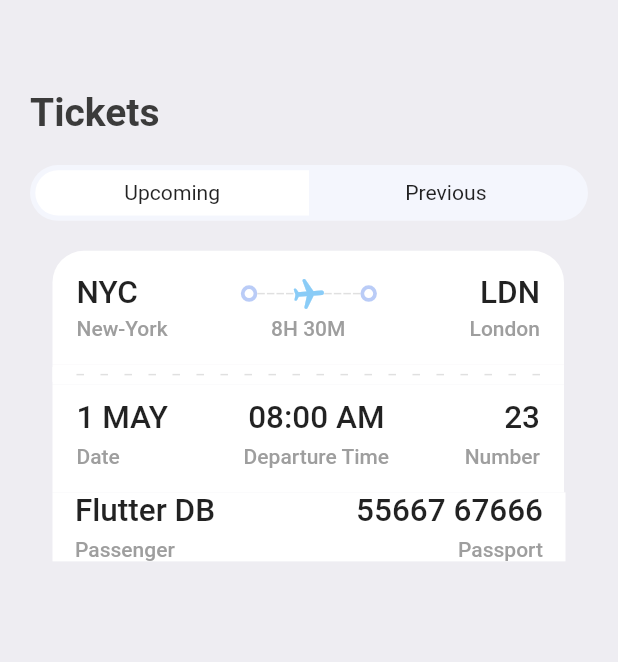
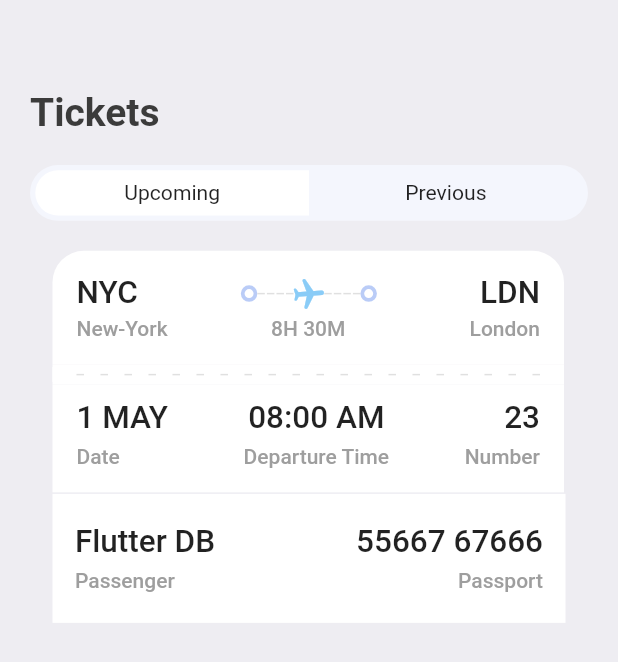
Before and after one commit to theclassical-dev/flutter-ticketTest, a Flutter app: the TicketScreen screen opened directly, on a phone screen of 412 x 824 dp. Shown: the top 662 px of the screen. Run offline on Flutter 3.47's test engine with Material 2 defaults, Android fonts, the phone set to English and light mode, and no system bars; our stand-ins replace fluentui_icons, gap, get.

Commit message:
applayoutbuilderwidget added for code reuseable purpose

```diff
--- a/lib/screens/tick_view.dart
+++ b/lib/screens/tick_view.dart
@@ -5,6 +5,8 @@ import 'package:get/get.dart';
 import 'package:ticktest/utils/app_layout.dart';
 import 'package:ticktest/utils/app_styles.dart';
 import 'package:ticktest/widgets/thick_container.dart';
+
+import '../widgets/column_layout.dart';
 
 class TickView extends StatelessWidget {
   final Map<String, dynamic> ticket;
@@ -199,56 +201,23 @@ class TickView extends StatelessWidget {
                     mainAxisAlignment: MainAxisAlignment.spaceBetween,
                     children: [
                       //first column
-                      Column(
-                        crossAxisAlignment: CrossAxisAlignment.start,
-                        children: [
-                          Text(
-                            ticket['date'],
-                            style: isColor==null ?  Styles.headLineStyle3
-                                .copyWith(color: Colors.white) : Styles.headLineStyle3,
-                          ),
-                          const Gap(5),
-                          Text(
-                            "Date",
-                            style: isColor==null ?  Styles.headLineStyle4
-                                .copyWith(color: Colors.white) : Styles.headLineStyle4,
-                          )
-                        ],
+                      AppColumnLayout(
+                        firstText:  ticket['date'], secondText: "Date",
+                        alignment: CrossAxisAlignment.start, isColor:false,
                       ),
+
                       //second column
-                      Column(
-                        crossAxisAlignment: CrossAxisAlignment.center,
-                        children: [
-                          Text(
-                            ticket['departure_time'],
-                            style: isColor==null ?  Styles.headLineStyle3
-                                .copyWith(color: Colors.white) : Styles.headLineStyle3,
-                          ),
-                          const Gap(5),
-                          Text(
-                            "Departure Time",
-                            style: isColor==null ?  Styles.headLineStyle4
-                                .copyWith(color: Colors.white) : Styles.headLineStyle4,
-                          )
-                        ],
+                      AppColumnLayout(
+                        firstText:  ticket['departure_time'], secondText: "Departure Time",
+                        alignment: CrossAxisAlignment.center, isColor: false,
                       ),
+
                       //third column
-                      Column(
-                        crossAxisAlignment: CrossAxisAlignment.end,
-                        children: [
-                          Text(
-                            ticket['number'].toString(),
-                            style: isColor==null ?  Styles.headLineStyle3
-                                .copyWith(color: Colors.white) : Styles.headLineStyle3,
-                          ),
-                          const Gap(5),
-                          Text(
-                            "Number",
-                            style: isColor==null ?  Styles.headLineStyle4
-                                .copyWith(color: Colors.white) : Styles.headLineStyle4,
-                          )
-                        ],
-                      )
+                      AppColumnLayout(
+                        firstText:  ticket['number'].toString(), secondText: "Number",
+                        alignment: CrossAxisAlignment.end, isColor: false,
+                      ),
+
                     ],
                   )
                 ],
--- a/lib/screens/ticket_screen.dart
+++ b/lib/screens/ticket_screen.dart
@@ -31,17 +31,18 @@ class TicketScreen extends StatelessWidget {
                 padding: EdgeInsets.only(left: AppLayout.getHeight(15)),
                 child: TickView(ticket: ticketList[0], isColor: true,),
               ),
+              const SizedBox(height: 1),
               Container(
                 color: Colors.white,
-                padding: EdgeInsets.symmetric(horizontal: AppLayout.getHeight(15)),
+                padding: EdgeInsets.symmetric(horizontal: AppLayout.getWidth(15), vertical: AppLayout.getHeight(20)),
                 margin: EdgeInsets.symmetric(horizontal: AppLayout.getHeight(15)),
                 child: Column(
                   children: [
                     Row(
                       mainAxisAlignment: MainAxisAlignment.spaceBetween,
                       children: const [
-                        AppColumnLayout(firstText: "Flutter DB", secondText: "Passenger", alignment: CrossAxisAlignment.start,),
-                        AppColumnLayout(firstText: "55667 67666", secondText: "Passport", alignment: CrossAxisAlignment.end,)
+                        AppColumnLayout(firstText: "Flutter DB", secondText: "Passenger", alignment: CrossAxisAlignment.start, isColor: false,),
+                        AppColumnLayout(firstText: "55667 67666", secondText: "Passport", alignment: CrossAxisAlignment.end, isColor: false,)
 
                       ],
                     )
--- a/lib/widgets/column_layout.dart
+++ b/lib/widgets/column_layout.dart
@@ -1,4 +1,5 @@
 import 'package:flutter/cupertino.dart';
+import 'package:flutter/material.dart';
 import 'package:gap/gap.dart';
 
 import '../utils/app_layout.dart';
@@ -8,16 +9,17 @@ class AppColumnLayout extends StatelessWidget {
   final CrossAxisAlignment alignment;
   final String firstText ;
   final String secondText;
-  const AppColumnLayout({Key? key, required this.firstText, required this.secondText, required this.alignment}) : super(key: key);
+  final bool? isColor;
+  const AppColumnLayout({Key? key, required this.firstText, required this.secondText, required this.alignment, this.isColor}) : super(key: key);
 
   @override
   Widget build(BuildContext context) {
     return Column(
       crossAxisAlignment: alignment,
       children: [
-        Text(firstText, style: Styles.headLineStyle3,),
+        Text(firstText, style: isColor==null ?  Styles.headLineStyle3.copyWith(color: Colors.white) : Styles.headLineStyle3,),
         Gap(AppLayout.getHeight(5)),
-        Text(secondText, style: Styles.headLineStyle4,),
+        Text(secondText, style: isColor==null ?  Styles.headLineStyle4.copyWith(color: Colors.white) : Styles.headLineStyle4,),
       ],
     );
   }
--- /dev/null
+++ b/lib/widgets/layout_builder_widget.dart
@@ -0,0 +1,37 @@
+import 'package:flutter/cupertino.dart';
+import 'package:flutter/material.dart';
+
+import '../utils/app_layout.dart';
+
+class AppLayoutBuilderWidget extends StatelessWidget {
+  final bool? isColor;
+  const AppLayoutBuilderWidget({Key? key, this.isColor}) : super(key: key);
+
+  @override
+  Widget build(BuildContext context) {
+    return LayoutBuilder(
+      builder: (BuildContext context,
+          BoxConstraints constraints) {
+        print(
+            "the width is ${constraints.constrainWidth()}");
+        return Flex(
+          direction: Axis.horizontal,
+          mainAxisAlignment:
+          MainAxisAlignment.spaceBetween,
+          mainAxisSize: MainAxisSize.max,
+          children: List.generate(
+              (constraints.constrainWidth() / 6)
+                  .floor(),
+                  (index) => SizedBox(
+                width: AppLayout.getWidth(5),
+                height: AppLayout.getHeight(1),
+                child: DecoratedBox(
+                  decoration: BoxDecoration(
+                      color: isColor==null ? Colors.white :Colors.grey.shade300),
+                ),
+              )),
+        );
+      },
+    );
+  }
+}
```
